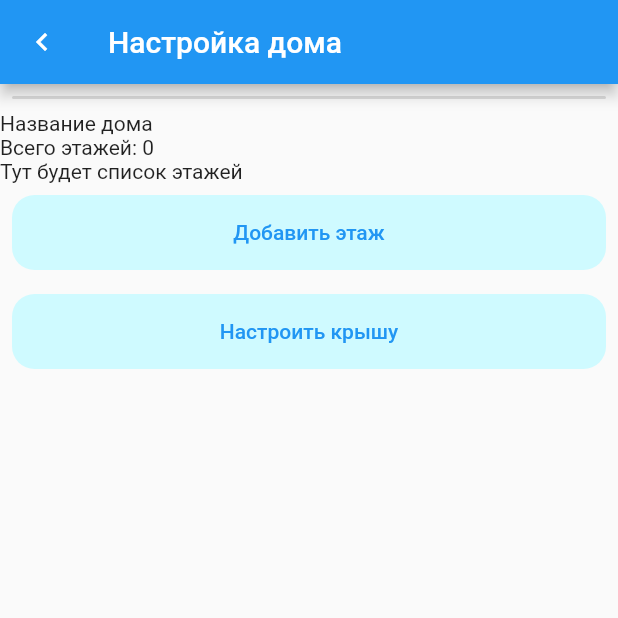
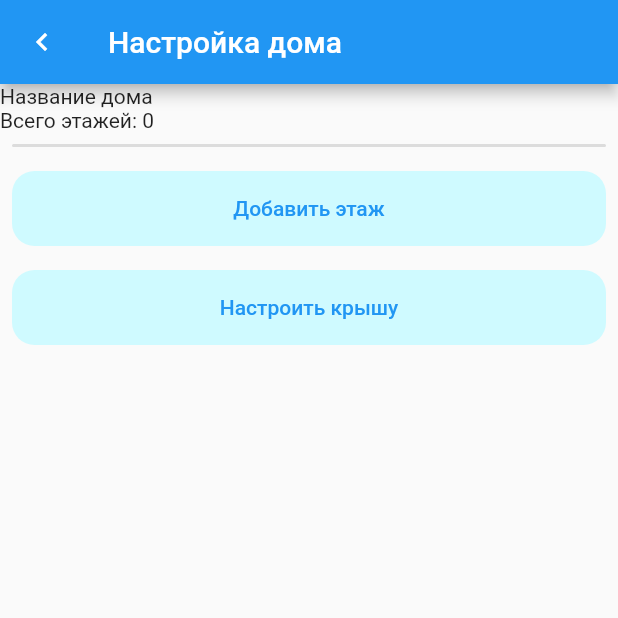
Before and after one commit to CpedaMonsterEnergyLover/BlockHouseCalculator, a Flutter app: the screen it shows after launch, after a tap on "Добавить дом", on a phone screen of 412 x 824 dp, the top half of it. Run offline on Flutter 3.47's test engine with Material 2 defaults, Android fonts, the phone set to English and light mode, and no system bars.

Commit message:
немножко нашаманил в хауспейдже х2

```diff
--- a/lib/pages/edit_house/house_page.dart
+++ b/lib/pages/edit_house/house_page.dart
@@ -24,6 +24,8 @@ class HousePage extends StatelessWidget {
       ),
       body:  ListView(
         children: [
+          const Text("Название дома"),
+          const Text("Всего этажей: 0"),
           Padding(
             padding: const EdgeInsets.all(8.0),
             child: Container(
@@ -41,9 +43,6 @@ class HousePage extends StatelessWidget {
               ),
             ),
           ),
-          const Text("Название дома"),
-          const Text("Всего этажей: 0"),
-          const Text("Тут будет список этажей"),
           GeneralButton(
             text: "Добавить этаж",
             callback: () {
```
